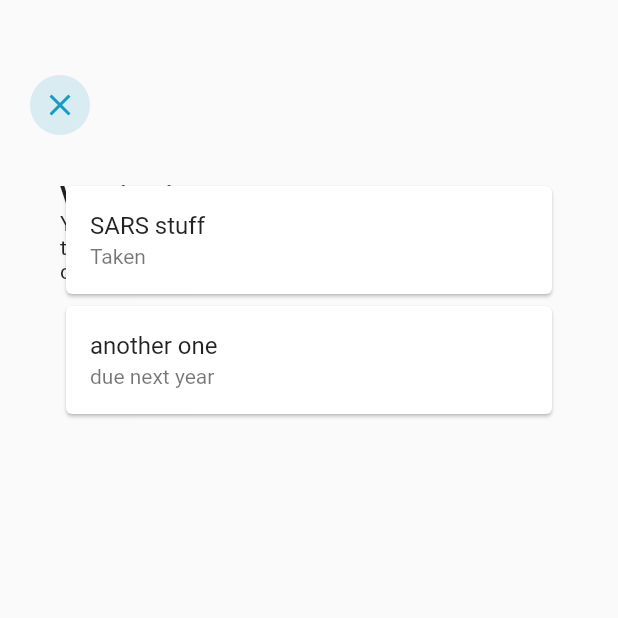
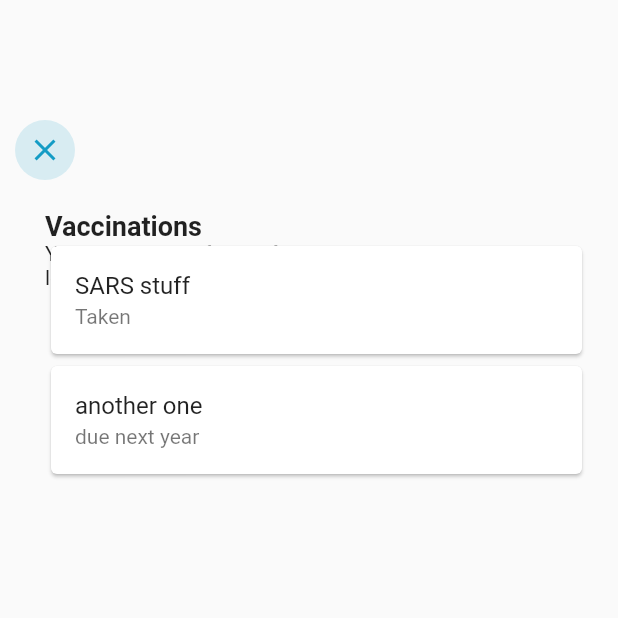
Before and after one commit to magichampz/little-bytes, a Flutter app: the VaccinationPage screen opened directly, on a phone screen of 412 x 824 dp, the top half of it. Run offline on Flutter 3.47's test engine with Material 2 defaults, Android fonts, the phone set to English and light mode, and no system bars; our stand-ins replace animated_bottom_navigation_bar, numberpicker, page_transition, shared_preferences; missing offline and left inert: dart:ffi; accounts and stored records are empty.

Commit message:
fixed vaccine page

```diff
--- a/lib/ui/screens/vaccination_page.dart
+++ b/lib/ui/screens/vaccination_page.dart
@@ -11,15 +11,15 @@ class VaccinationPage extends StatefulWidget {
 class _VaccinationPageState extends State<VaccinationPage> {
   @override
   Widget build(BuildContext context) {
-    Size size = MediaQuery.of(context).size;
     return Scaffold(
-      body: Stack(
+      body: Container(
+        padding: new EdgeInsets.only(top: 50, left: 10),
+        child: Column(
+          mainAxisAlignment: MainAxisAlignment.start,
+          crossAxisAlignment: CrossAxisAlignment.start,
           children: [
-          Positioned(
-            top: 50,
-            left: 20,
-            right: 20,
-            child: Row(
+            SizedBox(height: 30),
+            Row(
               mainAxisAlignment: MainAxisAlignment.spaceBetween,
               children: [
                 GestureDetector(
@@ -41,14 +41,8 @@ class _VaccinationPageState extends State<VaccinationPage> {
                 ),
               ],
             ),
-          ),
-          Positioned(
-            top: 100,
-            left: 20,
-            right: 20,
-            child: Container(
-              width: size.width * .8,
-              height: size.height * .8,
+            Container(
+              height: 500,
               padding: const EdgeInsets.all(20),
               child: Stack(
                 children: [
@@ -70,7 +64,9 @@ class _VaccinationPageState extends State<VaccinationPage> {
                       ),
                     ],
                   ),
-                  ListView.builder(
+                  Container(
+                    padding: const EdgeInsets.only(top: 20),
+                    child: ListView.builder(
                       itemCount: VaccinationData.vaccinationList.length,
                       itemBuilder: (BuildContext context, int index) {
                         return VaccinationCard(
@@ -78,12 +74,13 @@ class _VaccinationPageState extends State<VaccinationPage> {
                         );
                       },
                     ),
+                  )
                 ],
-              ),
               ),
             ),
           ],
         ),
+      ),
     );
   }
 }
```
Lines whose indentation alone changed are shown as unchanged.
